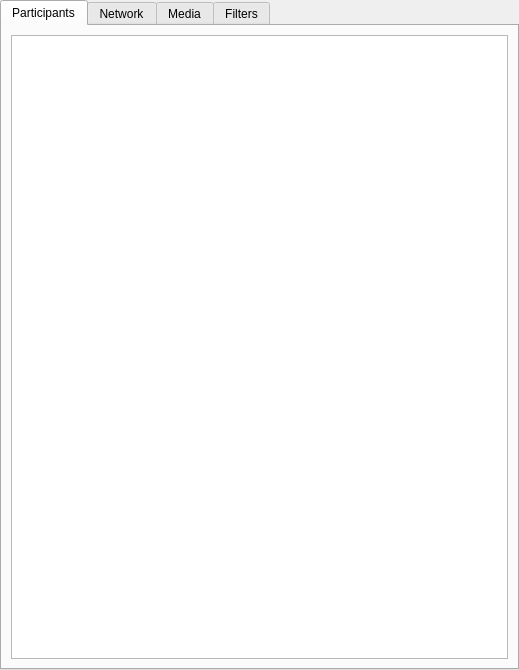
First picture: the form in ui/statisticswindow.ui, repository ultravideo/uvgComm, before the edit.
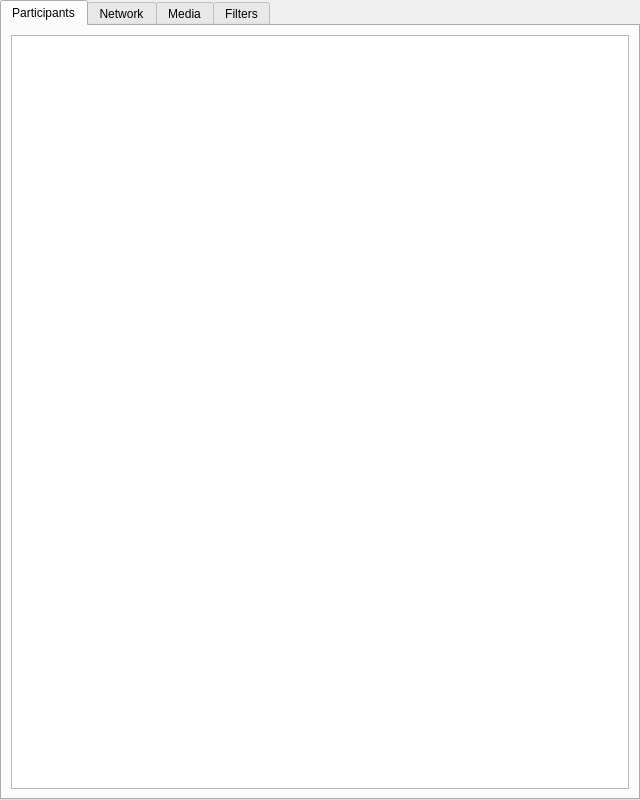
Second picture: the form after the edit.

Commit message: Added buffersizes to statistics Interface.

The edit to the form file:
```diff
--- a/ui/statisticswindow.ui
+++ b/ui/statisticswindow.ui
@@ -6,8 +6,8 @@
    <rect>
     <x>0</x>
     <y>0</y>
-    <width>519</width>
-    <height>670</height>
+    <width>640</width>
+    <height>800</height>
    </rect>
   </property>
   <property name="windowTitle">
```
The commit also changes 7 other files.
